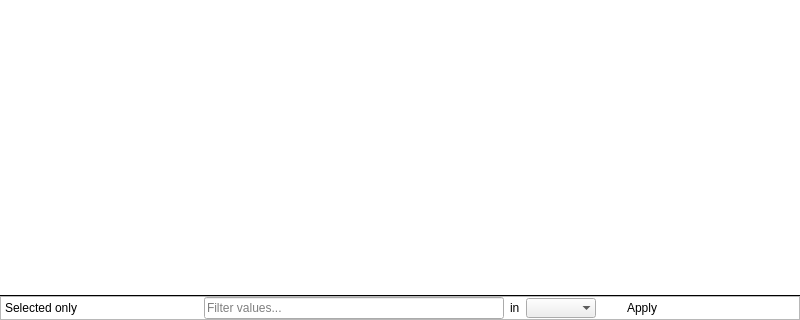
The window that plugins/perspective/GraphPerspective/designer/SpreadViewTableWidget.ui (vadivelselvaraj/TulipGLImprovement) describes before a commit, drawn with Qt 5; both pictures show x 0 to 800 and y 369 to 689 of the 800 by 689 pixel window.
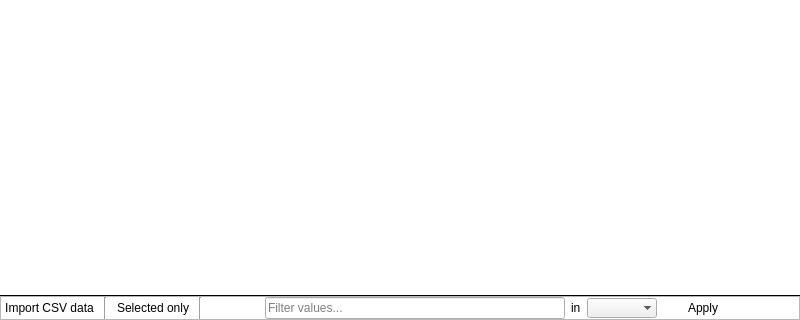
The same window after the commit. Icons and pictures are not drawn. Custom widgets are drawn as their Qt base class.

Commit message: Report modifications from CSV import to tulip 4 Integration of CSV import into SpreadSheet view.

Diff of the .ui file:
```diff
--- a/plugins/perspective/GraphPerspective/designer/SpreadViewTableWidget.ui
+++ b/plugins/perspective/GraphPerspective/designer/SpreadViewTableWidget.ui
@@ -83,6 +83,23 @@
       <property name="margin">
        <number>0</number>
       </property>
+      <item>
+       <widget class="QPushButton" name="importCSVPushButton">
+        <property name="text">
+         <string>Import CSV data</string>
+        </property>
+        <property name="flat">
+         <bool>true</bool>
+        </property>
+       </widget>
+      </item>
+      <item>
+       <widget class="Line" name="line">
+        <property name="orientation">
+         <enum>Qt::Vertical</enum>
+        </property>
+       </widget>
+      </item>
       <item>
        <widget class="QPushButton" name="showOnlySelectedElementsCheckBox">
         <property name="maximumSize">
@@ -141,6 +158,13 @@
         </property>
        </widget>
       </item>
+      <item>
+       <widget class="Line" name="line_2">
+        <property name="orientation">
+         <enum>Qt::Vertical</enum>
+        </property>
+       </widget>
+      </item>
       <item>
        <spacer name="horizontalSpacer">
         <property name="orientation">
```
The commit also changes 16 other files.
